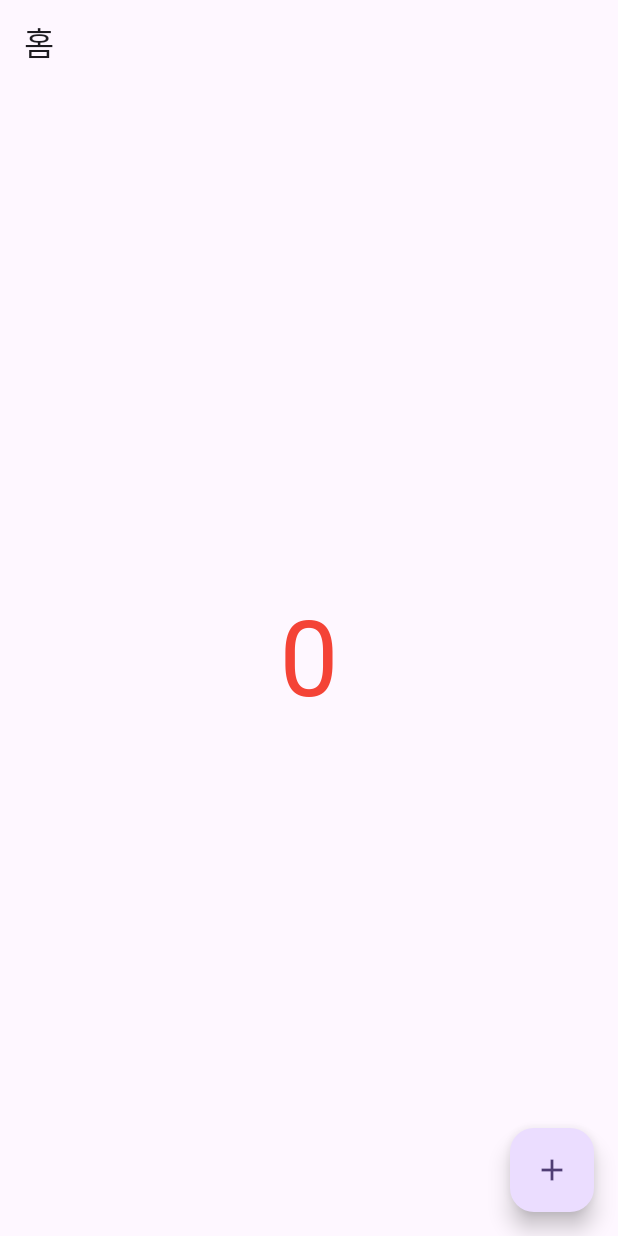
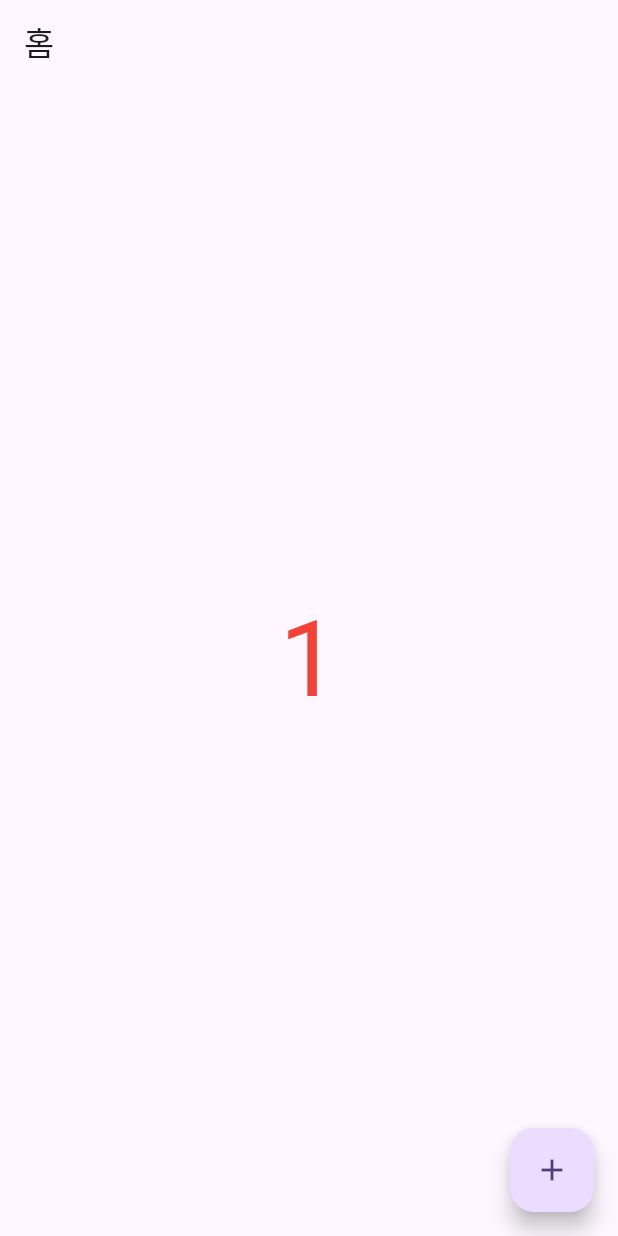
Before and after one commit to kitaee/flutter, a Flutter app: the screen it shows after launch, after a tap on the "add" icon, on a phone screen of 412 x 824 dp. Run offline on Flutter 3.47's test engine with Material 3 defaults, Android fonts, the phone set to English and light mode, and no system bars.

```diff
--- a/lib/main.dart
+++ b/lib/main.dart
@@ -29,6 +29,8 @@ class MyHomePage extends StatefulWidget {
 }
 
 class _MyHomePageState extends State<MyHomePage> {
+  int count = 0;
+
   @override
   Widget build(BuildContext context) {
     return Scaffold(
@@ -36,7 +38,7 @@ class _MyHomePageState extends State<MyHomePage> {
         title: const Text('홈'),
       ),
       body: Center(
-        child: Text('0',
+        child: Text('$count',
             style: TextStyle(
               color: Colors.red,
               fontSize: 70,
@@ -44,7 +46,9 @@ class _MyHomePageState extends State<MyHomePage> {
       ),
       floatingActionButton: FloatingActionButton(
         onPressed: () {
-          print('클릭');
+          setState(() {
+            count++;
+          });
         },
         child: Icon(Icons.add),
       ),
```
